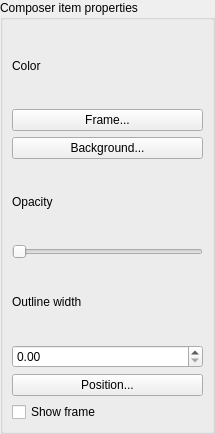
The window that qgis/src/ui/qgscomposeritemwidgetbase.ui (sourcepole/qgis) describes before a commit, drawn with Qt 5.
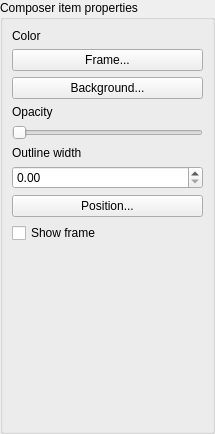
The same window after the commit.

Commit message: Further ui cleanups for map composer

```diff
--- a/qgis/src/ui/qgscomposeritemwidgetbase.ui
+++ b/qgis/src/ui/qgscomposeritemwidgetbase.ui
@@ -28,6 +28,9 @@
         <property name="text">
          <string>Color</string>
         </property>
+        <property name="wordWrap">
+         <bool>true</bool>
+        </property>
         <property name="buddy">
          <cstring>mFrameColorButton</cstring>
         </property>
@@ -52,6 +55,9 @@
         <property name="text">
          <string>Opacity</string>
         </property>
+        <property name="wordWrap">
+         <bool>true</bool>
+        </property>
         <property name="buddy">
          <cstring>mOpacitySlider</cstring>
         </property>
@@ -72,6 +78,9 @@
         <property name="text">
          <string>Outline width</string>
         </property>
+        <property name="wordWrap">
+         <bool>true</bool>
+        </property>
         <property name="buddy">
          <cstring>mOutlineWidthSpinBox</cstring>
         </property>
@@ -94,6 +103,19 @@
         </property>
        </widget>
       </item>
+      <item row="9" column="0">
+       <spacer name="verticalSpacer">
+        <property name="orientation">
+         <enum>Qt::Vertical</enum>
+        </property>
+        <property name="sizeHint" stdset="0">
+         <size>
+          <width>20</width>
+          <height>40</height>
+         </size>
+        </property>
+       </spacer>
+      </item>
      </layout>
     </widget>
    </item>
```
The commit also changes 4 other files.
